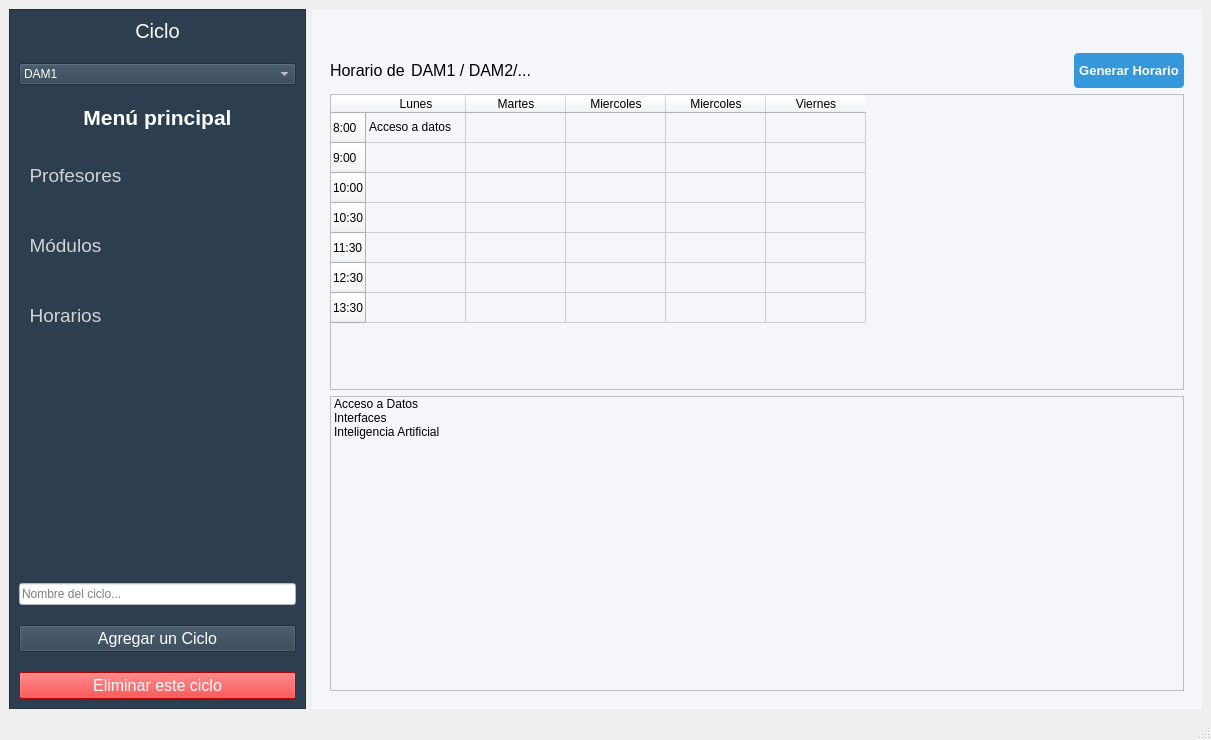
The window that src/ui/horarios.ui (IvanJesusCorbalanPascual/Creador-de-Horarios) describes before a commit, drawn with Qt 5.
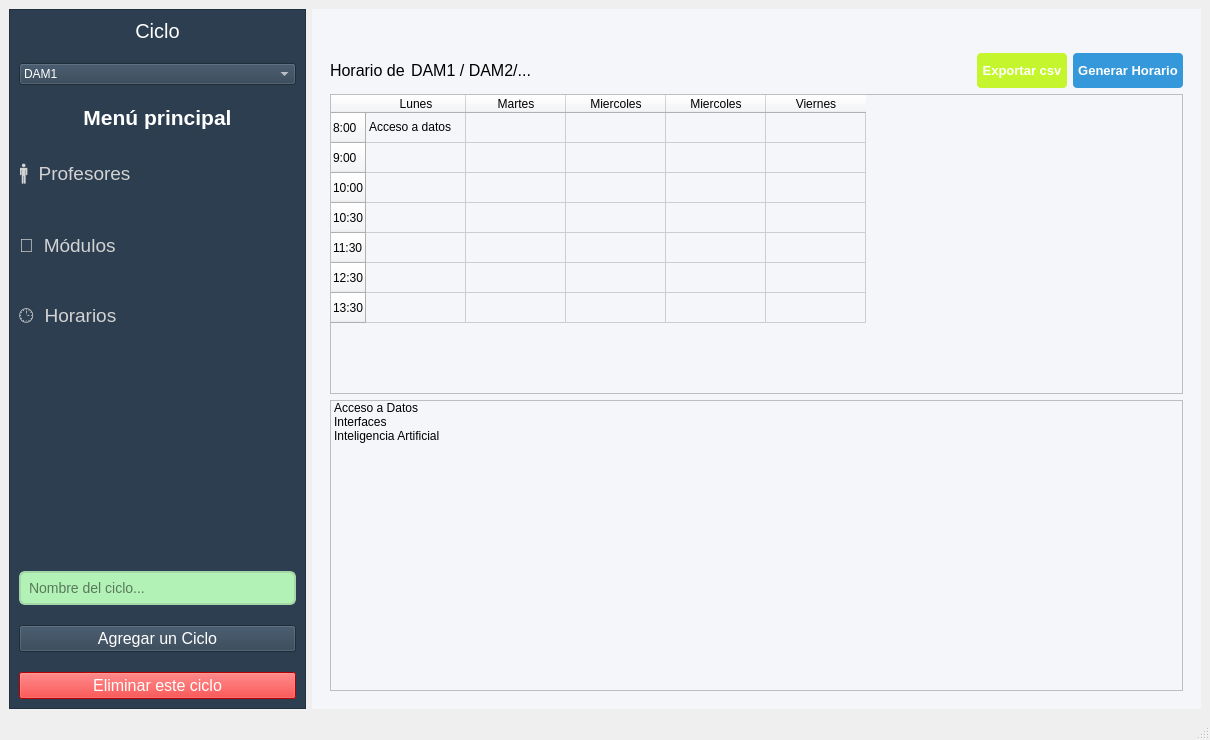
The same window after the commit. Icons and pictures are not drawn.

Commit message:
Exportar CSV
Clase ExportadorManager para poder exportar el horario directamente desde la base de datos

Patch:
```diff
--- a/src/ui/horarios.ui
+++ b/src/ui/horarios.ui
@@ -6,21 +6,33 @@
    <rect>
     <x>0</x>
     <y>0</y>
-    <width>1211</width>
+    <width>1210</width>
     <height>740</height>
    </rect>
   </property>
+  <property name="minimumSize">
+   <size>
+    <width>0</width>
+    <height>35</height>
+   </size>
+  </property>
   <property name="windowTitle">
    <string>MainWindow</string>
   </property>
   <widget class="QWidget" name="centralwidget">
+   <property name="minimumSize">
+    <size>
+     <width>0</width>
+     <height>600</height>
+    </size>
+   </property>
    <layout class="QHBoxLayout" name="horizontalLayout" stretch="1,3">
     <item>
      <widget class="QFrame" name="sidebar">
       <property name="minimumSize">
        <size>
         <width>250</width>
-        <height>0</height>
+        <height>400</height>
        </size>
       </property>
       <property name="maximumSize">
@@ -136,7 +148,7 @@
 }</string>
          </property>
          <property name="text">
-          <string>  Profesores</string>
+          <string>🚹  Profesores</string>
          </property>
          <property name="flat">
           <bool>true</bool>
@@ -183,7 +195,7 @@
 }</string>
          </property>
          <property name="text">
-          <string>  Módulos</string>
+          <string>📖  Módulos</string>
          </property>
          <property name="flat">
           <bool>true</bool>
@@ -239,7 +251,7 @@
 }</string>
          </property>
          <property name="text">
-          <string>  Horarios</string>
+          <string>🕒  Horarios</string>
          </property>
          <property name="default">
           <bool>false</bool>
@@ -265,7 +277,26 @@
        <item>
         <widget class="QLineEdit" name="le_ciclo">
          <property name="styleSheet">
-          <string notr="true">background-color:white;</string>
+          <string notr="true">/* --- Inputs y Combos --- */
+QLineEdit{
+    border: 2px solid #a5d6a7; /* Borde más visible (Estado Normal) */
+    border-radius: 6px;
+    padding: 6px;
+    background-color: #b3f2b6;
+    font-size: 14px;
+}
+
+/* Foco: Cuando el usuario hace clic (mantiene el fuerte) */
+QLineEdit:focus {
+    border: 2px solid #2e7d32; /* Foco verde fuerte */
+}
+
+/* HOVER ESPECÍFICO para el campo de entrada del ciclo (le_ciclo) */
+QLineEdit#le_ciclo:hover {
+	background-color:#82e887;
+    border: 2px solid #2e7d32; /* Verde más vibrante al pasar el ratón */
+}
+</string>
          </property>
          <property name="placeholderText">
           <string>Nombre del ciclo...</string>
@@ -314,6 +345,12 @@
     </item>
     <item>
      <widget class="QWidget" name="content_area" native="true">
+      <property name="minimumSize">
+       <size>
+        <width>0</width>
+        <height>0</height>
+       </size>
+      </property>
       <property name="styleSheet">
        <string notr="true">background-color: #f4f6f9;</string>
       </property>
@@ -723,6 +760,40 @@
                </property>
               </spacer>
              </item>
+             <item>
+              <widget class="QPushButton" name="btn_exportar_csv">
+               <property name="minimumSize">
+                <size>
+                 <width>0</width>
+                 <height>35</height>
+                </size>
+               </property>
+               <property name="cursor">
+                <cursorShape>PointingHandCursor</cursorShape>
+               </property>
+               <property name="styleSheet">
+                <string notr="true">QPushButton {
+    background-color: #c5f52c; /* amarillo  */
+    color: white;
+    font-weight: bold;
+    font-size: 13px; /* Letra un pelín más pequeña */
+    border-radius: 4px; /* Bordes menos redondeados, más serio */
+    padding: 5px;
+}
+
+QPushButton:hover {
+    background-color: #a8d90b; /* Un poco más oscuro al pasar el ratón */
+}
+
+QPushButton:pressed {
+    background-color: #8fb80b; /* Un toque sutil al clicar */
+}</string>
+               </property>
+               <property name="text">
+                <string>Exportar csv</string>
+               </property>
+              </widget>
+             </item>
              <item>
               <widget class="QPushButton" name="btn_generar_auto">
                <property name="minimumSize">
@@ -776,10 +847,28 @@
             <widget class="QTableWidget" name="tabl_horario_grid">
              <property name="minimumSize">
               <size>
-               <width>800</width>
-               <height>0</height>
+               <width>0</width>
+               <height>300</height>
               </size>
              </property>
+             <property name="styleSheet">
+              <string>QPushButton {
+    background-color: #c5f52c; /* amarillo  */
+    color: white;
+    font-weight: bold;
+    font-size: 13px; /* Letra un pelín más pequeña */
+    border-radius: 4px; /* Bordes menos redondeados, más serio */
+    padding: 5px;
+}
+
+QPushButton:hover {
+    background-color: #a8d90b; /* Un poco más oscuro al pasar el ratón */
+}
+
+QPushButton:pressed {
+    background-color: #8fb80b; /* Un toque sutil al clicar */
+}</string>
+             </property>
              <property name="editTriggers">
               <set>QAbstractItemView::NoEditTriggers</set>
              </property>
```
Left out of the diff: 11 changed lines with no effect on the pictures. The commit also changes 10 other files.
